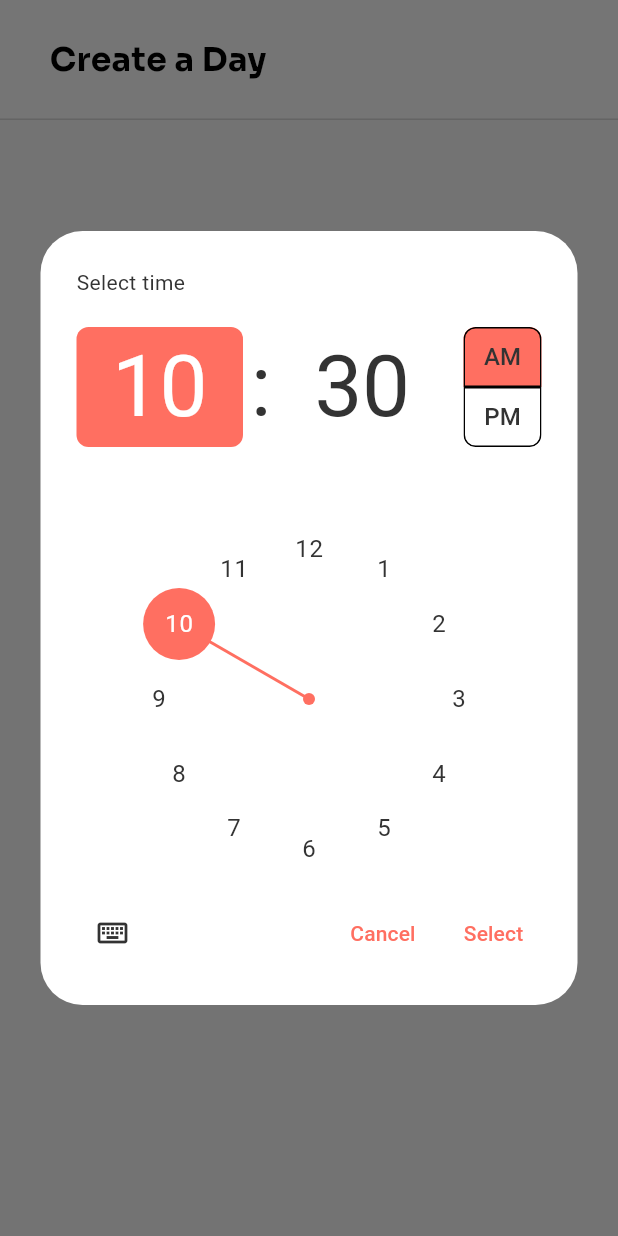
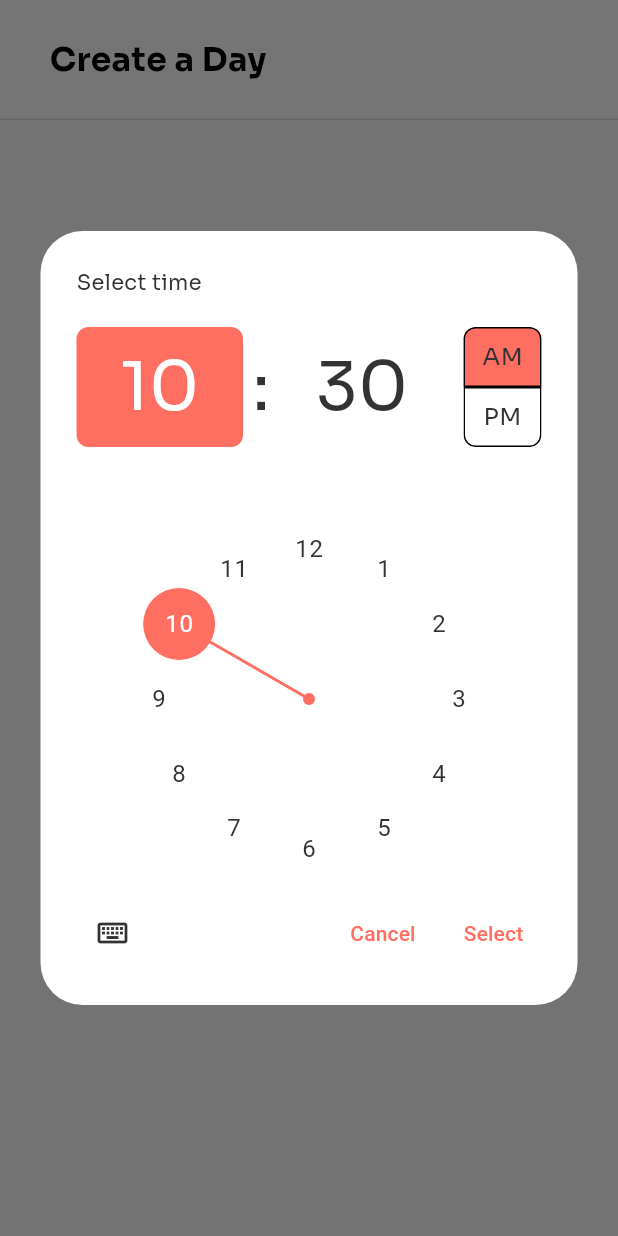
Before and after one commit to jansencruz23/archify, a Flutter app: the DaySettingsPage screen opened directly, after a tap on "Pick Voting Deadline", on a phone screen of 412 x 824 dp. Run offline on Flutter 3.47's test engine with Material 3 defaults, Android fonts, the phone set to English and light mode, and no system bars; our stand-ins replace animated_splash_screen, carousel_slider, cloud_firestore, dio, firebase_auth, firebase_core and 9 more; missing offline and left inert: gal, mobile_scanner, rate_my_app; accounts and stored records are empty.

Commit message:
:lipstick: Updated Clock UI

```diff
--- a/lib/pages/day_settings_page.dart
+++ b/lib/pages/day_settings_page.dart
@@ -60,12 +60,24 @@ class _DaySettingsPageState extends State<DaySettingsPage> {
             ),
             dialogBackgroundColor: Colors.white,
             textTheme: const TextTheme(
-              bodyMedium: TextStyle(color: Color(0xFF333333)),
+              bodyMedium: TextStyle(fontFamily: 'Sora', color: Color(0xFF333333)),
             ),
             timePickerTheme: const TimePickerThemeData(
               dayPeriodTextColor: Color(0xFF333333),
               dayPeriodColor: (Color(0xFFFF6F61)),
+              helpTextStyle: TextStyle(
+                fontFamily: 'Sora',
+              ),
+              hourMinuteTextStyle: TextStyle(
+                fontFamily: 'Sora',
+                fontSize: 45
+              ),
+              dayPeriodTextStyle: const TextStyle(
+                fontFamily: 'Sora',
+                fontSize: 16,
+              ),
             ),
+
           ),
           child: child!,
         );
```
Also changed, not shown: lib/pages/edit_day_settings_page.dart (+14 -1 lines).
